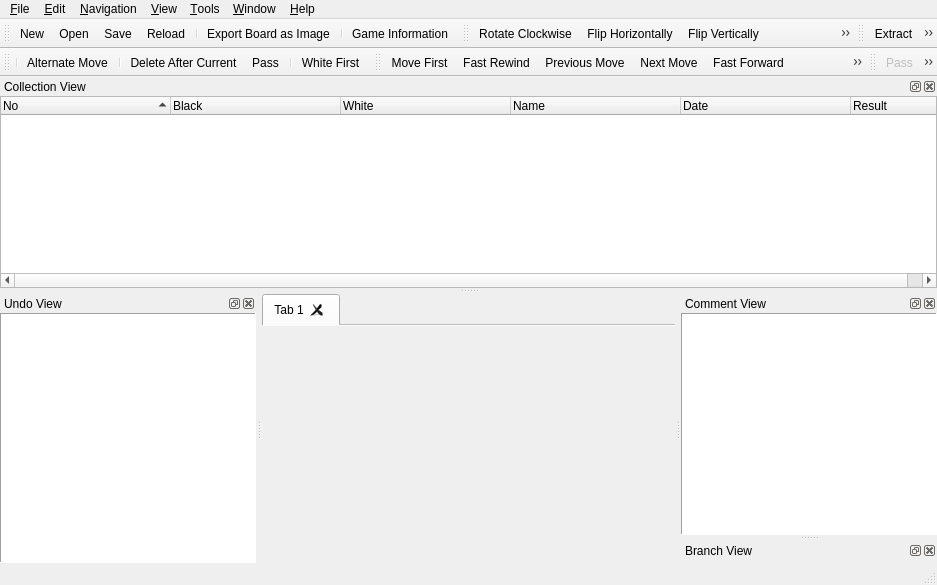
Above: mainwindow.ui from nullx002/mugo before the change. Below: the same form after it.
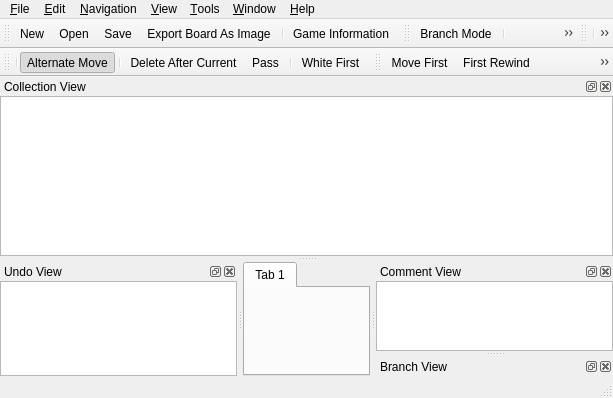
That is the form after the change. Icons and pictures are not drawn.

What changed in the file:
```diff
--- a/mainwindow.ui
+++ b/mainwindow.ui
@@ -6,19 +6,10 @@
    <rect>
     <x>0</x>
     <y>0</y>
-    <width>937</width>
-    <height>585</height>
+    <width>613</width>
+    <height>398</height>
    </rect>
   </property>
-  <property name="sizePolicy">
-   <sizepolicy hsizetype="Minimum" vsizetype="Preferred">
-    <horstretch>0</horstretch>
-    <verstretch>0</verstretch>
-   </sizepolicy>
-  </property>
-  <property name="acceptDrops">
-   <bool>true</bool>
-  </property>
   <property name="windowTitle">
    <string>mugo</string>
   </property>
@@ -27,30 +18,16 @@
     <normaloff>:/pics/mugo.png</normaloff>:/pics/mugo.png</iconset>
   </property>
   <widget class="QWidget" name="centralWidget">
-   <layout class="QHBoxLayout" name="horizontalLayout_3">
+   <layout class="QHBoxLayout" name="horizontalLayout">
     <property name="margin">
      <number>0</number>
     </property>
     <item>
      <widget class="QTabWidget" name="boardTabWidget">
-      <property name="documentMode">
-       <bool>true</bool>
-      </property>
-      <property name="tabsClosable">
-       <bool>true</bool>
-      </property>
-      <property name="movable">
-       <bool>true</bool>
-      </property>
       <widget class="QWidget" name="tab">
        <attribute name="title">
         <string>Tab 1</string>
        </attribute>
-       <layout class="QVBoxLayout" name="verticalLayout">
-        <property name="margin">
-         <number>0</number>
-        </property>
-       </layout>
       </widget>
      </widget>
     </item>
@@ -61,8 +38,8 @@
     <rect>
      <x>0</x>
      <y>0</y>
-     <width>937</width>
-     <height>22</height>
+     <width>613</width>
+     <height>25</height>
     </rect>
    </property>
    <widget class="QMenu" name="menuFile">
@@ -103,6 +80,27 @@
     <addaction name="separator"/>
     <addaction name="actionExit"/>
    </widget>
+   <widget class="QMenu" name="menuHelp">
+    <property name="title">
+     <string>&amp;Help</string>
+    </property>
+    <addaction name="actionAbuot"/>
+    <addaction name="actionAboutQt"/>
+   </widget>
+   <widget class="QMenu" name="menuWindow">
+    <property name="title">
+     <string>&amp;Window</string>
+    </property>
+    <widget class="QMenu" name="menuToolbars">
+     <property name="title">
+      <string>&amp;Toolbars</string>
+     </property>
+    </widget>
+    <addaction name="menuToolbars"/>
+    <addaction name="actionPreviousTab"/>
+    <addaction name="actionNextTab"/>
+    <addaction name="separator"/>
+   </widget>
    <widget class="QMenu" name="menuEdit">
     <property name="title">
      <string>&amp;Edit</string>
@@ -302,27 +300,6 @@
     <addaction name="actionOptions"/>
     <addaction name="actionClearSettings"/>
    </widget>
-   <widget class="QMenu" name="menuHelp">
-    <property name="title">
-     <string>&amp;Help</string>
-    </property>
-    <addaction name="actionAbout"/>
-    <addaction name="actionAboutQT"/>
-   </widget>
-   <widget class="QMenu" name="menuWindow">
-    <property name="title">
-     <string>&amp;Window</string>
-    </property>
-    <widget class="QMenu" name="menuToolbars">
-     <property name="title">
-      <string>Toolbars</string>
-     </property>
-    </widget>
-    <addaction name="menuToolbars"/>
-    <addaction name="actionPreviousTab"/>
-    <addaction name="actionNextTab"/>
-    <addaction name="separator"/>
-   </widget>
    <addaction name="menuFile"/>
    <addaction name="menuEdit"/>
    <addaction name="menuNavigation"/>
@@ -333,13 +310,7 @@
   </widget>
   <widget class="QToolBar" name="mainToolBar">
    <property name="windowTitle">
-    <string>Main Toolbar</string>
-   </property>
-   <property name="iconSize">
-    <size>
-     <width>18</width>
-     <height>18</height>
-    </size>
+    <string>File Toolbar</string>
    </property>
    <attribute name="toolBarArea">
     <enum>TopToolBarArea</enum>
@@ -350,9 +321,7 @@
    <addaction name="actionNew"/>
    <addaction name="actionOpen"/>
    <addaction name="actionSave"/>
-   <addaction name="actionReload"/>
-   <addaction name="separator"/>
-   <addaction name="actionSaveBoardAsPicture"/>
+   <addaction name="actionExportBoardAsImage"/>
    <addaction name="separator"/>
    <addaction name="actionGameInformation"/>
   </widget>
@@ -360,57 +329,41 @@
    <property name="windowTitle">
     <string>View Toolbar</string>
    </property>
-   <property name="iconSize">
-    <size>
-     <width>18</width>
-     <height>18</height>
-    </size>
-   </property>
    <attribute name="toolBarArea">
     <enum>TopToolBarArea</enum>
    </attribute>
    <attribute name="toolBarBreak">
     <bool>false</bool>
    </attribute>
-   <addaction name="actionRotateBoardClockwise"/>
-   <addaction name="actionFlipBoardHorizontally"/>
-   <addaction name="actionFlipBoardVertically"/>
-   <addaction name="actionResetBoard"/>
-   <addaction name="separator"/>
    <addaction name="actionBranchMode"/>
+   <addaction name="separator"/>
+   <addaction name="actionRotateClockwise"/>
+   <addaction name="actionFlipHorizontally"/>
+   <addaction name="actionFlipVertically"/>
+   <addaction name="actionResetBoard"/>
   </widget>
   <widget class="QToolBar" name="collectionToolBar">
    <property name="windowTitle">
     <string>Collection Toolbar</string>
    </property>
-   <property name="iconSize">
-    <size>
-     <width>18</width>
-     <height>18</height>
-    </size>
-   </property>
    <attribute name="toolBarArea">
     <enum>TopToolBarArea</enum>
    </attribute>
    <attribute name="toolBarBreak">
     <bool>false</bool>
    </attribute>
-   <addaction name="actionCollectionExtract"/>
+   <addaction name="separator"/>
    <addaction name="actionCollectionImport"/>
+   <addaction name="actionCollectionExtract"/>
+   <addaction name="separator"/>
    <addaction name="actionCollectionMoveUp"/>
    <addaction name="actionCollectionMoveDown"/>
-   <addaction name="actionDeleteSgfFromCollection"/>
+   <addaction name="actionCollectionDelete"/>
   </widget>
   <widget class="QToolBar" name="editToolBar">
    <property name="windowTitle">
     <string>Edit Toolbar</string>
    </property>
-   <property name="iconSize">
-    <size>
-     <width>18</width>
-     <height>18</height>
-    </size>
-   </property>
    <attribute name="toolBarArea">
     <enum>TopToolBarArea</enum>
    </attribute>
@@ -427,13 +380,7 @@
   </widget>
   <widget class="QToolBar" name="navigationToolBar">
    <property name="windowTitle">
-    <string>Navigation Toolbar</string>
-   </property>
-   <property name="iconSize">
-    <size>
-     <width>18</width>
-     <height>18</height>
-    </size>
+    <string>Navigation ToolBar</string>
    </property>
    <attribute name="toolBarArea">
     <enum>TopToolBarArea</enum>
@@ -443,14 +390,14 @@
    </attribute>
    <addaction name="actionMoveFirst"/>
    <addaction name="actionFastRewind"/>
-   <addaction name="actionPreviousMove"/>
-   <addaction name="actionNextMove"/>
+   <addaction name="actionMovePrevious"/>
+   <addaction name="actionMoveNext"/>
    <addaction name="actionFastForward"/>
    <addaction name="actionMoveLast"/>
    <addaction name="separator"/>
    <addaction name="actionBackToParent"/>
-   <addaction name="actionPreviousBranch"/>
-   <addaction name="actionNextBranch"/>
+   <addaction name="actionPreviousSibling"/>
+   <addaction name="actionNextSibling"/>
    <addaction name="separator"/>
    <addaction name="actionJumpToMoveNumber"/>
    <addaction name="actionJumpToClicked"/>
@@ -464,19 +411,15 @@
     <number>2</number>
    </attribute>
    <widget class="QWidget" name="commentDockWidgetContents">
-    <layout class="QHBoxLayout" name="commentLayout">
+    <layout class="QHBoxLayout" name="horizontalLayout_3">
+     <property name="spacing">
+      <number>0</number>
+     </property>
      <property name="margin">
       <number>0</number>
      </property>
      <item>
-      <widget class="QPlainTextEdit" name="commentWidget">
-       <property name="focusPolicy">
-        <enum>Qt::ClickFocus</enum>
-       </property>
-       <property name="frameShape">
-        <enum>QFrame::Panel</enum>
-       </property>
-      </widget>
+      <widget class="QPlainTextEdit" name="commentWidget"/>
      </item>
     </layout>
    </widget>
@@ -489,7 +432,10 @@
     <number>2</number>
    </attribute>
    <widget class="QWidget" name="branchDockWidgetContents">
-    <layout class="QHBoxLayout" name="branchLayout">
+    <layout class="QHBoxLayout" name="horizontalLayout_4">
+     <property name="spacing">
+      <number>0</number>
+     </property>
      <property name="margin">
       <number>0</number>
      </property>
@@ -497,15 +443,6 @@
    </widget>
   </widget>
   <widget class="QDockWidget" name="undoDockWidget">
-   <property name="sizePolicy">
-    <sizepolicy hsizetype="Preferred" vsizetype="Preferred">
-     <horstretch>0</horstretch>
-     <verstretch>0</verstretch>
-    </sizepolicy>
-   </property>
-   <property name="floating">
-    <bool>false</bool>
-   </property>
    <property name="windowTitle">
     <string>Undo View</string>
    </property>
@@ -513,16 +450,15 @@
     <number>1</number>
    </attribute>
    <widget class="QWidget" name="undoDockWidgetContents">
-    <layout class="QHBoxLayout" name="undoLayout">
+    <layout class="QHBoxLayout" name="horizontalLayout_5">
+     <property name="spacing">
+      <number>0</number>
+     </property>
      <property name="margin">
       <number>0</number>
      </property>
      <item>
-      <widget class="QUndoView" name="undoView">
-       <property name="frameShape">
-        <enum>QFrame::Panel</enum>
-       </property>
-      </widget>
+      <widget class="QUndoView" name="undoView"/>
      </item>
     </layout>
    </widget>
@@ -534,86 +470,30 @@
    <attribute name="dockWidgetArea">
     <number>4</number>
    </attribute>
-   <widget class="QWidget" name="collectionDockWidgetContents">
-    <layout class="QVBoxLayout" name="verticalLayout_2">
+   <widget class="QWidget" name="dockWidgetContents">
+    <layout class="QHBoxLayout" name="horizontalLayout_6">
+     <property name="spacing">
+      <number>0</number>
+     </property>
      <property name="margin">
       <number>0</number>
      </property>
      <item>
-      <widget class="QTreeWidget" name="collectionWidget">
+      <widget class="QTreeView" name="collectionView">
+       <property name="editTriggers">
+        <set>QAbstractItemView::NoEditTriggers</set>
+       </property>
        <property name="alternatingRowColors">
         <bool>true</bool>
        </property>
        <property name="rootIsDecorated">
         <bool>false</bool>
        </property>
-       <property name="sortingEnabled">
-        <bool>true</bool>
-       </property>
-       <property name="columnCount">
-        <number>6</number>
-       </property>
-       <attribute name="headerDefaultSectionSize">
-        <number>170</number>
-       </attribute>
-       <attribute name="headerShowSortIndicator" stdset="0">
-        <bool>true</bool>
-       </attribute>
-       <attribute name="headerDefaultSectionSize">
-        <number>170</number>
-       </attribute>
-       <attribute name="headerShowSortIndicator" stdset="0">
-        <bool>true</bool>
-       </attribute>
-       <column>
-        <property name="text">
-         <string>No</string>
-        </property>
-       </column>
-       <column>
-        <property name="text">
-         <string>Black</string>
-        </property>
-       </column>
-       <column>
-        <property name="text">
-         <string>White</string>
-        </property>
-       </column>
-       <column>
-        <property name="text">
-         <string>Name</string>
-        </property>
-       </column>
-       <column>
-        <property name="text">
-         <string>Date</string>
-        </property>
-       </column>
-       <column>
-        <property name="text">
-         <string>Result</string>
-        </property>
-       </column>
       </widget>
      </item>
     </layout>
    </widget>
   </widget>
-  <widget class="QToolBar" name="playGameToolBar">
-   <property name="windowTitle">
-    <string>Play ToolBar</string>
-   </property>
-   <attribute name="toolBarArea">
-    <enum>TopToolBarArea</enum>
-   </attribute>
-   <attribute name="toolBarBreak">
-    <bool>false</bool>
-   </attribute>
-   <addaction name="actionGamePass"/>
-   <addaction name="actionGameResign"/>
-   <addaction name="actionGameUndo"/>
-  </widget>
   <action name="actionNew">
    <property name="icon">
     <iconset resource="resources.qrc">
@@ -637,15 +517,6 @@
     <string>Open &amp;URL...</string>
    </property>
   </action>
-  <action name="actionReload">
-   <property name="icon">
-    <iconset resource="resources.qrc">
-     <normaloff>:/res/reload.png</normaloff>:/res/reload.png</iconset>
-   </property>
-   <property name="text">
-    <string>&amp;Reload</string>
-   </property>
-  </action>
   <action name="actionSave">
    <property name="icon">
     <iconset resource="resources.qrc">
@@ -660,15 +531,6 @@
     <string>Save &amp;As...</string>
    </property>
   </action>
-  <action name="actionSaveBoardAsPicture">
-   <property name="icon">
-    <iconset resource="resources.qrc">
-     <normaloff>:/res/saveimage.png</normaloff>:/res/saveimage.png</iconset>
-   </property>
-   <property name="text">
-    <string>Export &amp;Board as Image</string>
-   </property>
-  </action>
   <action name="actionCloseTab">
    <property name="text">
     <string>Close Tab</string>
@@ -679,6 +541,43 @@
     <string>Close All Tabs</string>
    </property>
   </action>
+  <action name="actionExportBoardAsImage">
+   <property name="icon">
+    <iconset resource="mugo.qrc">
+     <normaloff>:/res/saveimage.png</normaloff>:/res/saveimage.png</iconset>
+   </property>
+   <property name="text">
+    <string>Export Board As Image</string>
+   </property>
+  </action>
+  <action name="actionExportAsciiToClipboard">
+   <property name="text">
+    <string>Export Ascii To Clipboard</string>
+   </property>
+  </action>
+  <action name="actionCollectionExtract">
+   <property name="icon">
+    <iconset resource="mugo.qrc">
+     <normaloff>:/res/collectionextract.png</normaloff>:/res/collectionextract.png</iconset>
+   </property>
+   <property name="text">
+    <string>Extract</string>
+   </property>
+  </action>
+  <action name="actionCollectionImport">
+   <property name="icon">
+    <iconset resource="mugo.qrc">
+     <normaloff>:/res/collectionimport.png</normaloff>:/res/collectionimport.png</iconset>
+   </property>
+   <property name="text">
+    <string>Import</string>
+   </property>
+  </action>
+  <action name="actionPrint">
+   <property name="text">
+    <string>Print</string>
+   </property>
+  </action>
   <action name="actionExit">
    <property name="text">
     <string>E&amp;xit</string>
@@ -713,7 +612,7 @@
      <normaloff>:/res/gameinfo.png</normaloff>:/res/gameinfo.png</iconset>
    </property>
    <property name="text">
-    <string>Game &amp;Information</string>
+    <string>Game Information</string>
    </property>
   </action>
   <action name="actionDeleteAfterCurrent">
@@ -722,7 +621,22 @@
      <normaloff>:/res/remove.png</normaloff>:/res/remove.png</iconset>
    </property>
    <property name="text">
-    <string>&amp;Delete After Current</string>
+    <string>Delete After Current</string>
+   </property>
+   <property name="shortcut">
+    <string>Del</string>
+   </property>
+  </action>
+  <action name="actionDeleteCurrentOnly">
+   <property name="icon">
+    <iconset resource="mugo.qrc">
+     <normaloff>:/res/removeself.png</normaloff>:/res/removeself.png</iconset>
+   </property>
+   <property name="text">
+    <string>Delete Current Only</string>
+   </property>
+   <property name="shortcut">
+    <string>Ctrl+Del</string>
    </property>
   </action>
   <action name="actionPass">
@@ -731,18 +645,16 @@
      <normaloff>:/res/pass.png</normaloff>:/res/pass.png</iconset>
    </property>
    <property name="text">
-    <string>&amp;Pass</string>
-   </property>
-  </action>
-  <action name="actionEditNodeName">
-   <property name="text">
-    <string>Edit Node Name</string>
+    <string>Pass</string>
    </property>
   </action>
   <action name="actionAlternateMove">
    <property name="checkable">
     <bool>true</bool>
    </property>
+   <property name="checked">
+    <bool>true</bool>
+   </property>
    <property name="icon">
     <iconset resource="resources.qrc">
      <normaloff>:/res/movealternate.png</normaloff>:/res/movealternate.png</iconset>
@@ -963,43 +875,7 @@
     <string>Interesting Move</string>
    </property>
   </action>
-  <action name="actionRotateSgfClockwise">
-   <property name="icon">
-    <iconset resource="resources.qrc">
-     <normaloff>:/res/rotateright.png</normaloff>:/res/rotateright.png</iconset>
-   </property>
-   <property name="text">
-    <string>Rotate SGF &amp;Clockwise</string>
-   </property>
-  </action>
-  <action name="actionFlipSgfHorizontally">
-   <property name="icon">
-    <iconset resource="resources.qrc">
-     <normaloff>:/res/fliphorizontally.png</normaloff>:/res/fliphorizontally.png</iconset>
-   </property>
-   <property name="text">
-    <string>Flip SGF &amp;Horizontally</string>
-   </property>
-  </action>
-  <action name="actionFlipSgfVertically">
-   <property name="icon">
-    <iconset resource="resources.qrc">
-     <normaloff>:/res/flipvertically.png</normaloff>:/res/flipvertically.png</iconset>
-   </property>
-   <property name="text">
-    <string>Flip SGF &amp;Vertically</string>
-   </property>
-  </action>
-  <action name="actionJumpToMoveNumber">
-   <property name="icon">
-    <iconset resource="resources.qrc">
-     <normaloff>:/res/jumptonumber.png</normaloff>:/res/jumptonumber.png</iconset>
-   </property>
-   <property name="text">
-    <string>Jump To Move Number</string>
-   </property>
-  </action>
-  <action name="actionJumpToClicked">
+  <action name="actionNoNodeAnnotation">
    <property name="checkable">
     <bool>true</bool>
    </property>
@@ -1008,17 +884,7 @@
      <normaloff>:/res/jumptoclicked.png</normaloff>:/res/jumptoclicked.png</iconset>
    </property>
    <property name="text">
-    <string>Jump To Clicked</string>
-   </property>
-  </action>
-  <action name="actionSetMoveNumber">
-   <property name="text">
-    <string>Set Move Number</string>
-   </property>
-  </action>
-  <action name="actionUnsetMoveNumber">
-   <property name="text">
-    <string>Unset Move Number</string>
+    <string>No Annotation</string>
    </property>
   </action>
   <action name="actionWhiteFirst">
@@ -1030,7 +896,7 @@
      <normaloff>:/res/whitefirst.png</normaloff>:/res/whitefirst.png</iconset>
    </property>
    <property name="text">
-    <string>&amp;White First</string>
+    <string>White First</string>
    </property>
   </action>
   <action name="actionEncodingUTF8">
@@ -1315,7 +1181,7 @@
      <normaloff>:/res/fastrewind.png</normaloff>:/res/fastrewind.png</iconset>
    </property>
    <property name="text">
-    <string>Fast Rewind</string>
+    <string>First Rewind</string>
    </property>
   </action>
   <action name="actionPreviousMove">
@@ -1324,16 +1190,16 @@
      <normaloff>:/res/prevmove.png</normaloff>:/res/prevmove.png</iconset>
    </property>
    <property name="text">
-    <string>Previous Move</string>
+    <string>Move Previous</string>
    </property>
   </action>
-  <action name="actionNextMove">
+  <action name="actionMoveLast">
    <property name="icon">
     <iconset resource="resources.qrc">
      <normaloff>:/res/nextmove.png</normaloff>:/res/nextmove.png</iconset>
    </property>
    <property name="text">
-    <string>Next Move</string>
+    <string>Move Last</string>
    </property>
   </action>
   <action name="actionFastForward">
@@ -1345,13 +1211,13 @@
     <string>Fast Forward</string>
    </property>
   </action>
-  <action name="actionMoveLast">
+  <action name="actionMoveNext">
    <property name="icon">
     <iconset resource="resources.qrc">
      <normaloff>:/res/lastmove.png</normaloff>:/res/lastmove.png</iconset>
    </property>
    <property name="text">
-    <string>Move Last</string>
+    <string>Move Next</string>
    </property>
   </action>
   <action name="actionBackToParent">
@@ -1369,7 +1235,7 @@
      <normaloff>:/res/prevbranch.png</normaloff>:/res/prevbranch.png</iconset>
    </property>
    <property name="text">
-    <string>Previous Branch</string>
+    <string>Previous Sibling</string>
    </property>
   </action>
   <action name="actionNextBranch">
@@ -1378,7 +1244,28 @@
      <normaloff>:/res/nextbranch.png</normaloff>:/res/nextbranch.png</iconset>
    </property>
    <property name="text">
-    <string>Next Branch</string>
+    <string>Next Sibling</string>
+   </property>
+  </action>
+  <action name="actionJumpToMoveNumber">
+   <property name="icon">
+    <iconset resource="mugo.qrc">
+     <normaloff>:/res/jumptonumber.png</normaloff>:/res/jumptonumber.png</iconset>
+   </property>
+   <property name="text">
+    <string>Jump to Move Number</string>
+   </property>
+  </action>
+  <action name="actionJumpToClicked">
+   <property name="checkable">
+    <bool>true</bool>
+   </property>
+   <property name="icon">
+    <iconset resource="mugo.qrc">
+     <normaloff>:/res/jumptoclicked.png</normaloff>:/res/jumptoclicked.png</iconset>
+   </property>
+   <property name="text">
+    <string>Jump to Clicked</string>
    </property>
   </action>
   <action name="actionShowMoveNumber">
@@ -1457,6 +1344,18 @@
     <string>All Moves</string>
    </property>
   </action>
+  <action name="actionBranchMode">
+   <property name="checkable">
+    <bool>true</bool>
+   </property>
+   <property name="icon">
+    <iconset resource="mugo.qrc">
+     <normaloff>:/res/branchmode.png</normaloff>:/res/branchmode.png</iconset>
+   </property>
+   <property name="text">
+    <string>Branch Mode</string>
+   </property>
+  </action>
   <action name="actionShowCoordinate">
    <property name="checkable">
     <bool>true</bool>
@@ -1507,7 +1406,7 @@
      <normaloff>:/res/branchmode.png</normaloff>:/res/branchmode.png</iconset>
    </property>
    <property name="text">
-    <string>&amp;Branch Mode</string>
+    <string>Show Siblings</string>
    </property>
   </action>
   <action name="actionRotateBoardClockwise">
@@ -1519,7 +1418,7 @@
      <normaloff>:/res/rotateright.png</normaloff>:/res/rotateright.png</iconset>
    </property>
    <property name="text">
-    <string>Rotate &amp;Clockwise</string>
+    <string>Rotate Clockwise</string>
    </property>
   </action>
   <action name="actionFlipBoardHorizontally">
@@ -1531,7 +1430,7 @@
      <normaloff>:/res/fliphorizontally.png</normaloff>:/res/fliphorizontally.png</iconset>
    </property>
    <property name="text">
-    <string>Flip &amp;Horizontally</string>
+    <string>Flip Horizontally</string>
    </property>
   </action>
   <action name="actionFlipBoardVertically">
@@ -1543,7 +1442,7 @@
      <normaloff>:/res/flipvertically.png</normaloff>:/res/flipvertically.png</iconset>
    </property>
    <property name="text">
-    <string>Flip &amp;Vertically</string>
+    <string>Flip Vertically</string>
    </property>
   </action>
   <action name="actionResetBoard">
@@ -1552,7 +1451,7 @@
      <normaloff>:/res/resetboard.png</normaloff>:/res/resetboard.png</iconset>
    </property>
    <property name="text">
-    <string>&amp;Reset Board</string>
+    <string>Reset Board</string>
    </property>
   </action>
   <action name="actionCountTerritory">
@@ -1723,13 +1622,23 @@
     <string>Next Tab</string>
    </property>
   </action>
-  <action name="actionCollectionExtract">
+  <action name="actionAbuot">
+   <property name="text">
+    <string>Abuot...</string>
+   </property>
+  </action>
+  <action name="actionAboutQt">
+   <property name="text">
+    <string>About Qt...</string>
+   </property>
+  </action>
+  <action name="actionCollectionDelete">
    <property name="icon">
     <iconset resource="resources.qrc">
      <normaloff>:/res/sgfextract.png</normaloff>:/res/sgfextract.png</iconset>
    </property>
    <property name="text">
-    <string>Extract</string>
+    <string>Delete</string>
    </property>
   </action>
   <action name="actionCollectionMoveUp">
@@ -1750,81 +1659,6 @@
     <string>Move Down</string>
    </property>
   </action>
-  <action name="actionDeleteSgfFromCollection">
-   <property name="icon">
-    <iconset resource="resources.qrc">
-     <normaloff>:/res/removeself.png</normaloff>:/res/removeself.png</iconset>
-   </property>
-   <property name="text">
-    <string>Delete SGF</string>
-   </property>
-  </action>
-  <action name="actionPasteSgfToCollection">
-   <property name="text">
-    <string>Paste SGF to Collection</string>
-   </property>
-  </action>
-  <action name="actionCollectionImport">
-   <property name="icon">
-    <iconset resource="resources.qrc">
-     <normaloff>:/res/sgfimport.png</normaloff>:/res/sgfimport.png</iconset>
-   </property>
-   <property name="text">
-    <string>Import</string>
-   </property>
-  </action>
-  <action name="actionClearSettings">
-   <property name="text">
-    <string>Clear Settings</string>
-   </property>
-  </action>
-  <action name="actionGamePass">
-   <property name="enabled">
-    <bool>false</bool>
-   </property>
-   <property name="text">
-    <string>Pass</string>
-   </property>
-  </action>
-  <action name="actionGameResign">
-   <property name="enabled">
-    <bool>false</bool>
-   </property>
-   <property name="text">
-    <string>Resign</string>
-   </property>
-  </action>
-  <action name="actionGameUndo">
-   <property name="enabled">
-    <bool>false</bool>
-   </property>
-   <property name="text">
-    <string>undo</string>
-   </property>
-  </action>
-  <action name="actionAutomaticReplay">
-   <property name="checkable">
-    <bool>true</bool>
-   </property>
-   <property name="text">
-    <string>Automatic Replay</string>
-   </property>
-  </action>
-  <action name="actionBranchMoveUp">
-   <property name="text">
-    <string>Move Up</string>
-   </property>
-  </action>
-  <action name="actionBranchMoveDown">
-   <property name="text">
-    <string>Move Down</string>
-   </property>
-  </action>
-  <action name="actionEstimateScore">
-   <property name="text">
-    <string>Estimate Score</string>
-   </property>
-  </action>
  </widget>
  <layoutdefault spacing="6" margin="11"/>
  <customwidgets>
```
Left out of the diff: 1090 changed lines with no effect on the pictures.
